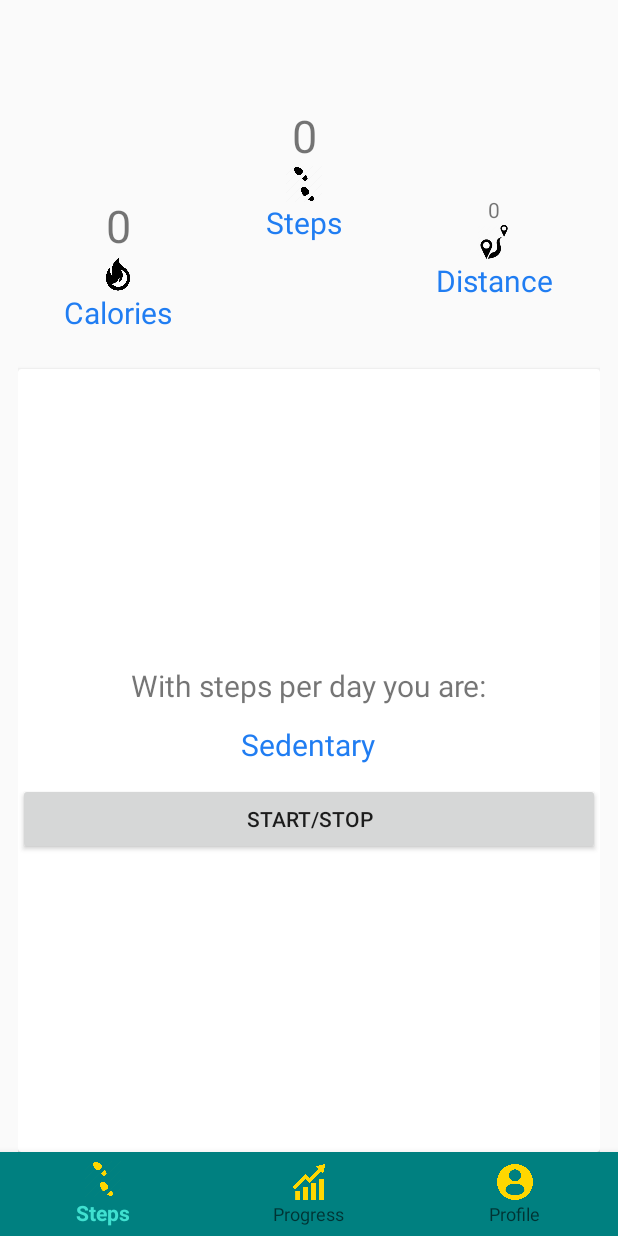
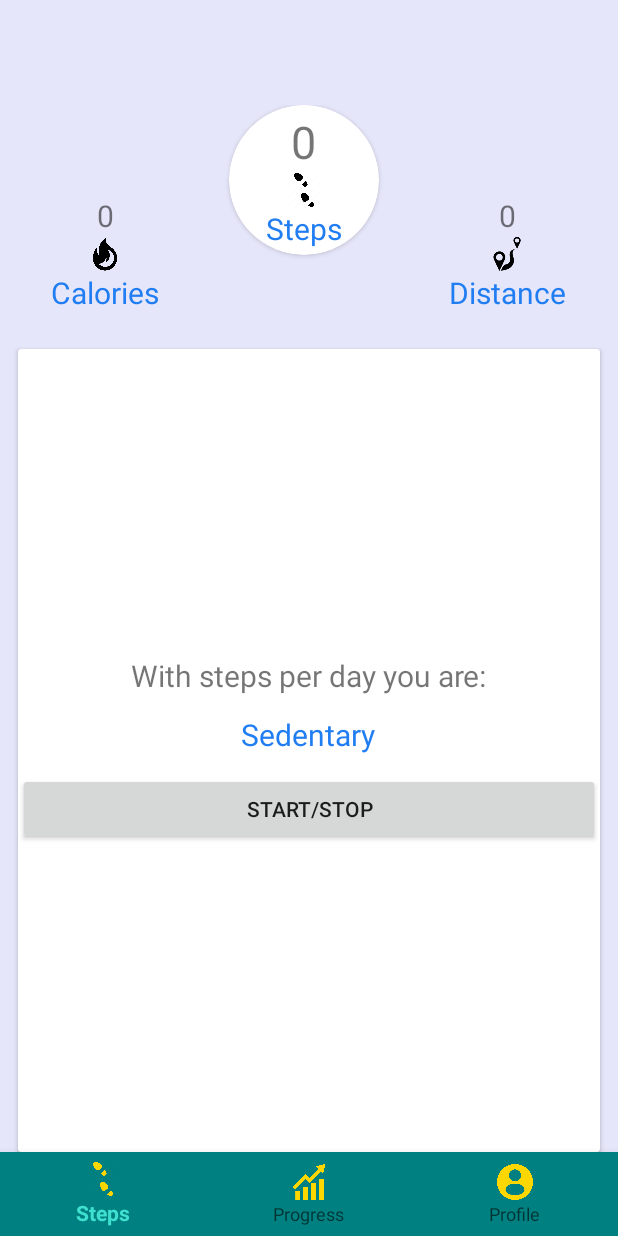
Before and after one commit to vikaspal210/StepCounter, an Android app: the fragment stepFragment placed in its activity, on a phone screen of 412 x 824 dp. Run offline under Robolectric (Android 15) with nearby library versions, the phone set to English and light mode, and no system bars.

Commit message:
Designing.

```diff
--- a/app/src/main/java/com/example/cas/stepcounter/MainActivity.java
+++ b/app/src/main/java/com/example/cas/stepcounter/MainActivity.java
@@ -18,13 +18,13 @@ public class MainActivity extends AppCompatActivity  {
         super.onCreate(savedInstanceState);
         setContentView(R.layout.activity_main);
 
-        //code to check if UserInfo have run once if not runs UserInfo.class then MainActivity.class
+        //code to check if UserInfo have run once if not runs UserInfo.class then run MainActivity.class
         isFirstRun = getSharedPreferences("PREFERENCE", MODE_PRIVATE)
                 .getBoolean("isFirstRun", true);
         if (isFirstRun) {
             startActivity(new Intent(MainActivity.this, UserInfo.class));
         }
-        //calling fro setting up navigation
+        //setting up navigation
         BottomNavigationView bottomNavigationView = findViewById(R.id.bottom_navigation);
 
         bottomNavigationView.setOnNavigationItemSelectedListener
--- a/app/src/main/res/layout/fragment_profile.xml
+++ b/app/src/main/res/layout/fragment_profile.xml
@@ -2,11 +2,12 @@
     xmlns:tools="http://schemas.android.com/tools"
     android:layout_width="match_parent"
     android:layout_height="match_parent"
+    android:background="@color/Lavender"
     tools:context="com.example.cas.stepcounter.ProfileFragment">
 
     <LinearLayout
         android:layout_width="match_parent"
-        android:layout_height="match_parent"
+        android:layout_height="wrap_content"
         android:orientation="vertical">
 
         <android.support.v7.widget.CardView
--- a/app/src/main/res/layout/fragment_progress.xml
+++ b/app/src/main/res/layout/fragment_progress.xml
@@ -3,12 +3,15 @@
     xmlns:tools="http://schemas.android.com/tools"
     android:layout_width="match_parent"
     android:layout_height="match_parent"
+    android:background="@color/Lavender"
     android:orientation="vertical"
     tools:context="com.example.cas.stepcounter.ProgressFragment">
 
     <LinearLayout
         android:layout_width="match_parent"
         android:layout_height="wrap_content"
+        android:layout_marginLeft="12dp"
+        android:layout_marginRight="12dp"
         android:orientation="vertical">
 
 
--- a/app/src/main/res/layout/fragment_step.xml
+++ b/app/src/main/res/layout/fragment_step.xml
@@ -1,9 +1,9 @@
 <LinearLayout xmlns:android="http://schemas.android.com/apk/res/android"
+    xmlns:app="http://schemas.android.com/apk/res-auto"
     xmlns:tools="http://schemas.android.com/tools"
     android:layout_width="match_parent"
     android:layout_height="match_parent"
-    android:layout_marginLeft="12dp"
-    android:layout_marginRight="12dp"
+    android:background="@color/Lavender"
     android:orientation="vertical"
     tools:context="com.example.cas.stepcounter.stepFragment">
 
@@ -29,7 +29,7 @@
                 android:layout_height="wrap_content"
                 android:gravity="center"
                 android:text="0"
-                android:textSize="30sp" />
+                android:textSize="20sp" />
 
             <ImageView
                 android:layout_width="24dp"
@@ -48,35 +48,42 @@
         </LinearLayout>
 
         <!--steps-->
+        <android.support.v7.widget.CardView
+            android:layout_width="100dp"
+            android:layout_height="100dp"
+            android:layout_marginLeft="12dp"
+            android:layout_marginRight="12dp"
+            app:cardCornerRadius="50dp">
+
             <LinearLayout
                 android:layout_width="wrap_content"
                 android:layout_height="wrap_content"
+                android:layout_gravity="center"
                 android:layout_weight="1"
+                android:gravity="center"
                 android:orientation="vertical">
 
                 <TextView
                     android:id="@+id/tv_steps"
-                android:layout_width="match_parent"
+                    android:layout_width="wrap_content"
                     android:layout_height="wrap_content"
-                android:gravity="center"
                     android:text="0"
                     android:textSize="30sp" />
 
                 <ImageView
                     android:layout_width="24dp"
                     android:layout_height="24dp"
-                android:layout_gravity="center"
                     android:src="@drawable/steps" />
 
                 <TextView
                     android:layout_width="wrap_content"
                     android:layout_height="wrap_content"
-                android:layout_gravity="center"
                     android:text="Steps"
                     android:textColor="@color/colorLightBlueCustom"
                     android:textSize="20sp" />
 
             </LinearLayout>
+        </android.support.v7.widget.CardView>
 
         <!--distance-->
         <LinearLayout
@@ -91,7 +98,8 @@
                 android:layout_width="match_parent"
                 android:layout_height="wrap_content"
                 android:gravity="center"
-                android:text="0" />
+                android:text="0"
+                android:textSize="20sp" />
 
             <ImageView
                 android:layout_width="24dp"
@@ -113,7 +121,9 @@
 
     <android.support.v7.widget.CardView
         android:layout_width="match_parent"
-        android:layout_height="match_parent">
+        android:layout_height="match_parent"
+        android:layout_marginLeft="12dp"
+        android:layout_marginRight="12dp">
 
         <LinearLayout
             android:layout_width="match_parent"
```
Also changed, not shown: app/src/main/java/com/example/cas/stepcounter/NumberDialogFragment.java (+43 -32 lines). Lines whose indentation alone changed are shown as unchanged.
